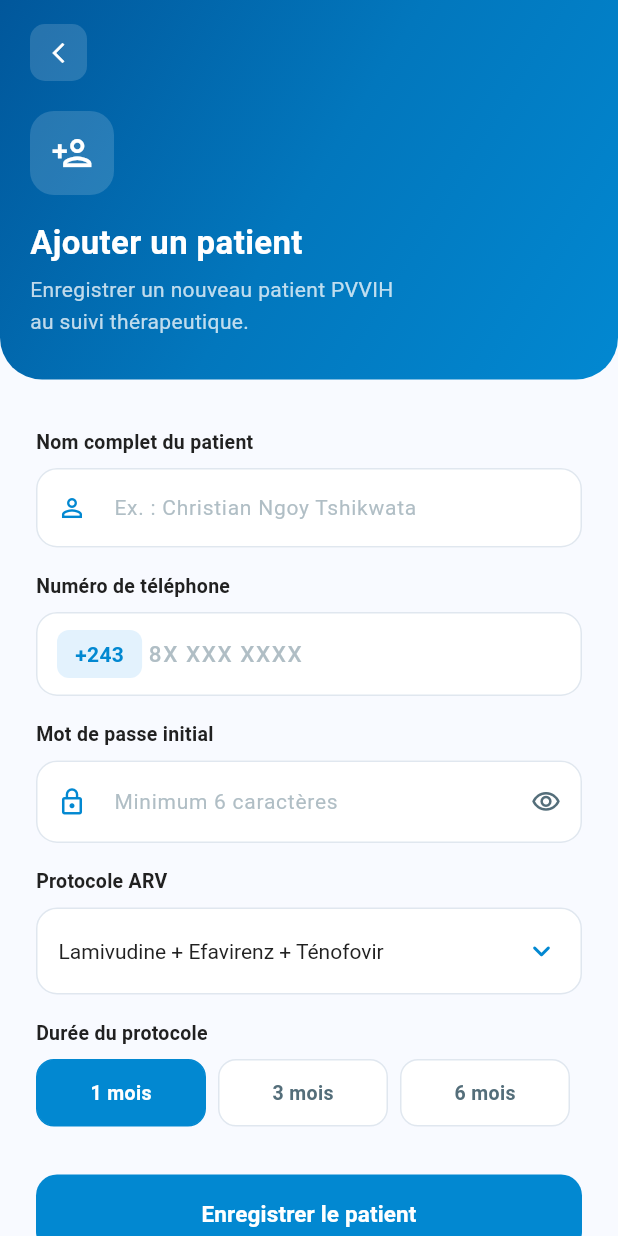
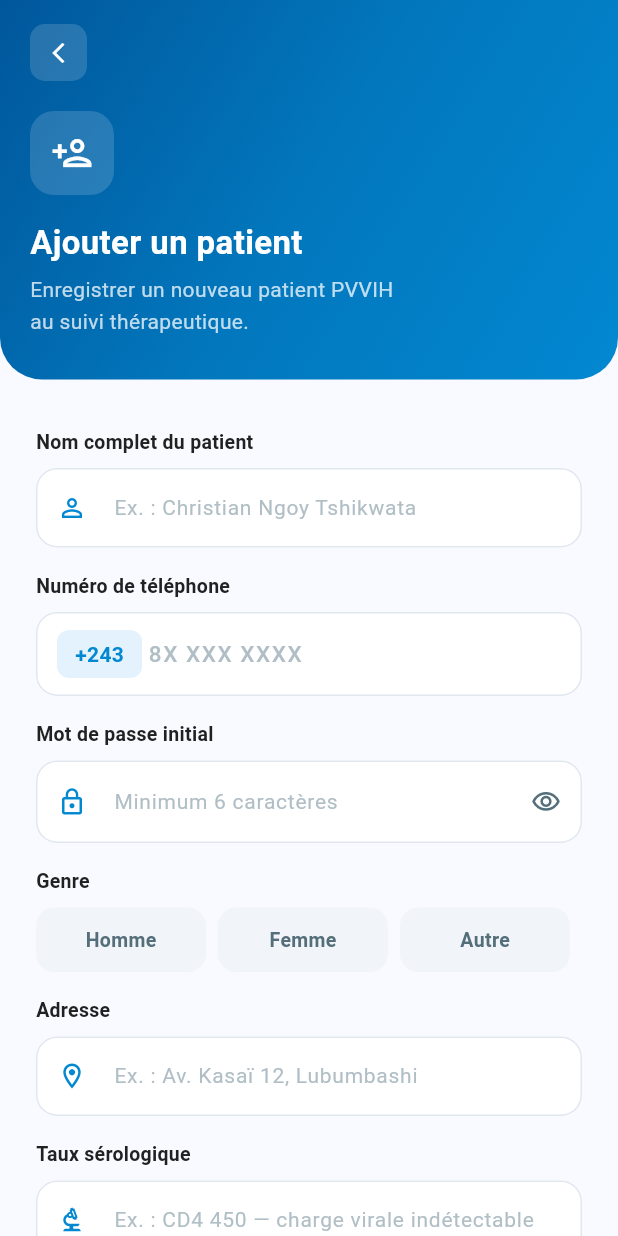
Before and after one commit to Christiantshikwata/ConfidantSante, a Flutter app: the AjouterPatientScreen screen opened directly, on a phone screen of 412 x 824 dp. Run offline on Flutter 3.47's test engine with Material 3 defaults, Android fonts, the phone set to English and light mode, and no system bars; our stand-ins replace cloud_firestore, connectivity_plus, firebase_auth, firebase_core, flutter_local_notifications, flutter_secure_storage and 4 more; missing offline and left inert: excel; accounts and stored records are empty.

Commit message:
feat(patient): infos enrichies à l'ajout d'un patient (côté soignant)
Ajoute adresse, genre, taux sérologique et contact d'urgence (nom + tél)
au formulaire d'ajout patient. Schéma SQLite migré v9->v10 (colonnes
optionnelles, sauf le genre requis à la saisie), et champs propagés vers
Firestore (push + pull + upsert).

```diff
--- a/lib/core/services/database_service.dart
+++ b/lib/core/services/database_service.dart
@@ -27,7 +27,7 @@ class DatabaseService {
     return await openDatabase(
       cheminComplet,
       onCreate: _creerTables,
-      version: 9,
+      version: 10,
       onUpgrade: (db, oldVersion, newVersion) async {
         if (oldVersion < 2) {
           await _creerTableRendezVous(db);
@@ -84,6 +84,18 @@ class DatabaseService {
           await _ajouterColonneSiAbsente(
               db, 'rendez_vous', 'remote_id', 'TEXT');
         }
+        if (oldVersion < 10) {
+          // Informations cliniques et administratives du patient (saisies par
+          // le médecin lors de l'ajout).
+          await _ajouterColonneSiAbsente(db, 'patients', 'adresse', 'TEXT');
+          await _ajouterColonneSiAbsente(db, 'patients', 'genre', 'TEXT');
+          await _ajouterColonneSiAbsente(
+              db, 'patients', 'taux_serologique', 'TEXT');
+          await _ajouterColonneSiAbsente(
+              db, 'patients', 'contact_urgence_nom', 'TEXT');
+          await _ajouterColonneSiAbsente(
+              db, 'patients', 'contact_urgence_tel', 'TEXT');
+        }
       },
     );
   }
@@ -111,7 +123,12 @@ class DatabaseService {
         soignant TEXT,
         soignant_matricule TEXT,
         hopital TEXT,
-        date_creation TEXT
+        date_creation TEXT,
+        adresse TEXT,
+        genre TEXT,
+        taux_serologique TEXT,
+        contact_urgence_nom TEXT,
+        contact_urgence_tel TEXT
       )
     ''');
 
@@ -652,21 +669,31 @@ class DatabaseService {
     String? soignant,
     String? soignantMatricule,
     String? hopital,
+    String? adresse,
+    String? genre,
+    String? tauxSerologique,
+    String? contactUrgenceNom,
+    String? contactUrgenceTel,
   }) async {
     final db = await database;
     return await db.insert(
       'patients',
       {
-        'nom':                nom,
-        'numero':             numero,
-        'mot_de_passe':       PasswordService.hash(
+        'nom':                 nom,
+        'numero':              numero,
+        'mot_de_passe':        PasswordService.hash(
           identifiant: numero,
           motDePasse: motDePasse,
         ),
-        'soignant':           soignant ?? 'Dr. Yves Ndetereyuwe',
-        'soignant_matricule': soignantMatricule,
-        'hopital':            hopital ?? 'Centre Hospitalier Congo-Chine',
-        'date_creation':      DateTime.now().toIso8601String(),
+        'soignant':            soignant ?? 'Dr. Yves Ndetereyuwe',
+        'soignant_matricule':  soignantMatricule,
+        'hopital':             hopital ?? 'Centre Hospitalier Congo-Chine',
+        'date_creation':       DateTime.now().toIso8601String(),
+        'adresse':             adresse,
+        'genre':               genre,
+        'taux_serologique':    tauxSerologique,
+        'contact_urgence_nom': contactUrgenceNom,
+        'contact_urgence_tel': contactUrgenceTel,
       },
       conflictAlgorithm: ConflictAlgorithm.ignore,
     );
@@ -734,6 +761,11 @@ class DatabaseService {
     String? soignantMatricule,
     String? hopital,
     String? hashMotDePasse,
+    String? adresse,
+    String? genre,
+    String? tauxSerologique,
+    String? contactUrgenceNom,
+    String? contactUrgenceTel,
   }) async {
     final db = await database;
     final existant = await db.query('patients',
@@ -742,8 +774,13 @@ class DatabaseService {
       await db.update(
         'patients',
         {
-          'soignant_matricule': soignantMatricule,
+          'soignant_matricule':  soignantMatricule,
           if (soignant != null) 'soignant': soignant,
+          if (adresse != null) 'adresse': adresse,
+          if (genre != null) 'genre': genre,
+          if (tauxSerologique != null) 'taux_serologique': tauxSerologique,
+          if (contactUrgenceNom != null) 'contact_urgence_nom': contactUrgenceNom,
+          if (contactUrgenceTel != null) 'contact_urgence_tel': contactUrgenceTel,
         },
         where: 'numero = ?',
         whereArgs: [numero],
@@ -753,13 +790,18 @@ class DatabaseService {
     await db.insert(
       'patients',
       {
-        'nom':                nom,
-        'numero':             numero,
-        'mot_de_passe':       hashMotDePasse ?? '',
-        'soignant':           soignant,
-        'soignant_matricule': soignantMatricule,
-        'hopital':            hopital,
-        'date_creation':      DateTime.now().toIso8601String(),
+        'nom':                 nom,
+        'numero':              numero,
+        'mot_de_passe':        hashMotDePasse ?? '',
+        'soignant':            soignant,
+        'soignant_matricule':  soignantMatricule,
+        'hopital':             hopital,
+        'date_creation':       DateTime.now().toIso8601String(),
+        'adresse':             adresse,
+        'genre':               genre,
+        'taux_serologique':    tauxSerologique,
+        'contact_urgence_nom': contactUrgenceNom,
+        'contact_urgence_tel': contactUrgenceTel,
       },
       conflictAlgorithm: ConflictAlgorithm.ignore,
     );
--- a/lib/core/services/sync_service.dart
+++ b/lib/core/services/sync_service.dart
@@ -287,18 +287,28 @@ class SyncService {
     String? soignant,
     String? soignantMatricule,
     String? hopital,
+    String? adresse,
+    String? genre,
+    String? tauxSerologique,
+    String? contactUrgenceNom,
+    String? contactUrgenceTel,
   }) async {
     if (!firebaseDisponible) return;
     try {
       await _firestore.collection('patients').doc(numero).set({
-        'nom':                nom,
-        'numero':             numero,
+        'nom':                 nom,
+        'numero':              numero,
         if (uid != null) 'uid': uid,
-        'role':               'patient',
-        'soignant':           soignant,
-        'soignant_matricule': soignantMatricule,
-        'hopital':            hopital,
-        'compte_cree':        FieldValue.serverTimestamp(),
+        'role':                'patient',
+        'soignant':            soignant,
+        'soignant_matricule':  soignantMatricule,
+        'hopital':             hopital,
+        'adresse':             adresse,
+        'genre':               genre,
+        'taux_serologique':    tauxSerologique,
+        'contact_urgence_nom': contactUrgenceNom,
+        'contact_urgence_tel': contactUrgenceTel,
+        'compte_cree':         FieldValue.serverTimestamp(),
       }, SetOptions(merge: true));
     } catch (e) {
       debugPrint('[SyncService] Erreur pousserComptePatient : $e');
@@ -376,6 +386,11 @@ class SyncService {
           soignant:          d['soignant'] as String?,
           soignantMatricule: d['soignant_matricule'] as String?,
           hopital:           d['hopital'] as String?,
+          adresse:           d['adresse'] as String?,
+          genre:             d['genre'] as String?,
+          tauxSerologique:   d['taux_serologique'] as String?,
+          contactUrgenceNom: d['contact_urgence_nom'] as String?,
+          contactUrgenceTel: d['contact_urgence_tel'] as String?,
         );
       }
     } catch (e) {
--- a/lib/features/soignant/ajouter_patient_screen.dart
+++ b/lib/features/soignant/ajouter_patient_screen.dart
@@ -24,6 +24,11 @@ class _AjouterPatientScreenState extends State<AjouterPatientScreen> {
   final _nomCtrl    = TextEditingController();
   final _numeroCtrl = TextEditingController();
   final _mdpCtrl    = TextEditingController();
+  final _adresseCtrl    = TextEditingController();
+  final _tauxCtrl       = TextEditingController();
+  final _contactNomCtrl = TextEditingController();
+  final _contactTelCtrl = TextEditingController();
+  String? _genre;
 
   bool _mdpVisible   = false;
   bool _enChargement = false;
@@ -46,11 +51,19 @@ class _AjouterPatientScreenState extends State<AjouterPatientScreen> {
     _nomCtrl.dispose();
     _numeroCtrl.dispose();
     _mdpCtrl.dispose();
+    _adresseCtrl.dispose();
+    _tauxCtrl.dispose();
+    _contactNomCtrl.dispose();
+    _contactTelCtrl.dispose();
     super.dispose();
   }
 
   Future<void> _enregistrer() async {
     if (!_formKey.currentState!.validate()) return;
+    if (_genre == null) {
+      setState(() => _erreur = 'Veuillez indiquer le genre du patient.');
+      return;
+    }
     setState(() { _enChargement = true; _erreur = null; _succes = null; });
 
     try {
@@ -90,6 +103,11 @@ class _AjouterPatientScreenState extends State<AjouterPatientScreen> {
         soignant:          nomSoignant ?? 'Dr. Yves Ndetereyuwe',
         soignantMatricule: matricule,
         hopital:           'Centre Hospitalier Congo-Chine',
+        adresse:           _adresseCtrl.text.trim(),
+        genre:             _genre,
+        tauxSerologique:   _tauxCtrl.text.trim(),
+        contactUrgenceNom: _contactNomCtrl.text.trim(),
+        contactUrgenceTel: _contactTelCtrl.text.trim(),
       );
 
       if (id > 0) {
@@ -101,6 +119,11 @@ class _AjouterPatientScreenState extends State<AjouterPatientScreen> {
           soignant:          nomSoignant ?? 'Dr. Yves Ndetereyuwe',
           soignantMatricule: matricule,
           hopital:           'Centre Hospitalier Congo-Chine',
+          adresse:           _adresseCtrl.text.trim(),
+          genre:             _genre,
+          tauxSerologique:   _tauxCtrl.text.trim(),
+          contactUrgenceNom: _contactNomCtrl.text.trim(),
+          contactUrgenceTel: _contactTelCtrl.text.trim(),
         );
 
         // Attribue le protocole : l'heure sera choisie par le patient.
@@ -128,9 +151,12 @@ class _AjouterPatientScreenState extends State<AjouterPatientScreen> {
         setState(() => _succes = 'Patient $nom créé avec succès !');
         _formKey.currentState!.reset();
         _nomCtrl.clear(); _numeroCtrl.clear(); _mdpCtrl.clear();
+        _adresseCtrl.clear(); _tauxCtrl.clear();
+        _contactNomCtrl.clear(); _contactTelCtrl.clear();
         setState(() {
           _protocoleChoisi = _protocoles.first;
           _dureeMois = 1;
+          _genre = null;
         });
       } else {
         setState(() => _erreur = 'Erreur lors de la création du patient.');
@@ -328,6 +354,89 @@ class _AjouterPatientScreenState extends State<AjouterPatientScreen> {
 
                     const SizedBox(height: 16),
 
+                    // Genre
+                    _LabelChamp('Genre'),
+                    const SizedBox(height: 8),
+                    Row(
+                      children: ['Homme', 'Femme', 'Autre'].map((g) {
+                        final actif = _genre == g;
+                        return Expanded(
+                          child: GestureDetector(
+                            onTap: () => setState(() => _genre = g),
+                            child: Container(
+                              margin: const EdgeInsets.only(right: 8),
+                              padding: const EdgeInsets.symmetric(vertical: 12),
+                              decoration: BoxDecoration(
+                                color: actif
+                                    ? const Color(0xFF0288D1)
+                                    : const Color(0xFFF1F5F9),
+                                borderRadius: BorderRadius.circular(12),
+                              ),
+                              child: Center(
+                                child: Text(g,
+                                    style: TextStyle(
+                                      fontSize: 13,
+                                      fontWeight: FontWeight.w600,
+                                      color: actif
+                                          ? Colors.white
+                                          : AppColors.textSecondary,
+                                    )),
+                              ),
+                            ),
+                          ),
+                        );
+                      }).toList(),
+                    ),
+
+                    const SizedBox(height: 16),
+
+                    // Adresse
+                    _LabelChamp('Adresse'),
+                    const SizedBox(height: 8),
+                    _ChampTexte(
+                      controller: _adresseCtrl,
+                      hint: 'Ex. : Av. Kasaï 12, Lubumbashi',
+                      icone: Icons.location_on_outlined,
+                      validator: (_) => null,
+                    ),
+
+                    const SizedBox(height: 16),
+
+                    // Taux sérologique
+                    _LabelChamp('Taux sérologique'),
+                    const SizedBox(height: 8),
+                    _ChampTexte(
+                      controller: _tauxCtrl,
+                      hint: 'Ex. : CD4 450 — charge virale indétectable',
+                      icone: Icons.biotech_outlined,
+                      validator: (_) => null,
+                    ),
+
+                    const SizedBox(height: 16),
+
+                    // Contact d'urgence
+                    _LabelChamp('Contact d\'urgence (nom)'),
+                    const SizedBox(height: 8),
+                    _ChampTexte(
+                      controller: _contactNomCtrl,
+                      hint: 'Ex. : Marie Ngoy (sœur)',
+                      icone: Icons.contact_emergency_outlined,
+                      validator: (_) => null,
+                    ),
+
+                    const SizedBox(height: 16),
+
+                    _LabelChamp('Contact d\'urgence (téléphone)'),
+                    const SizedBox(height: 8),
+                    _ChampTexte(
+                      controller: _contactTelCtrl,
+                      hint: 'Ex. : 0991234567',
+                      icone: Icons.phone_outlined,
+                      validator: (_) => null,
+                    ),
+
+                    const SizedBox(height: 16),
+
                     // Protocole ARV — BoxDecoration correct
                     _LabelChamp('Protocole ARV'),
                     const SizedBox(height: 8),
```
